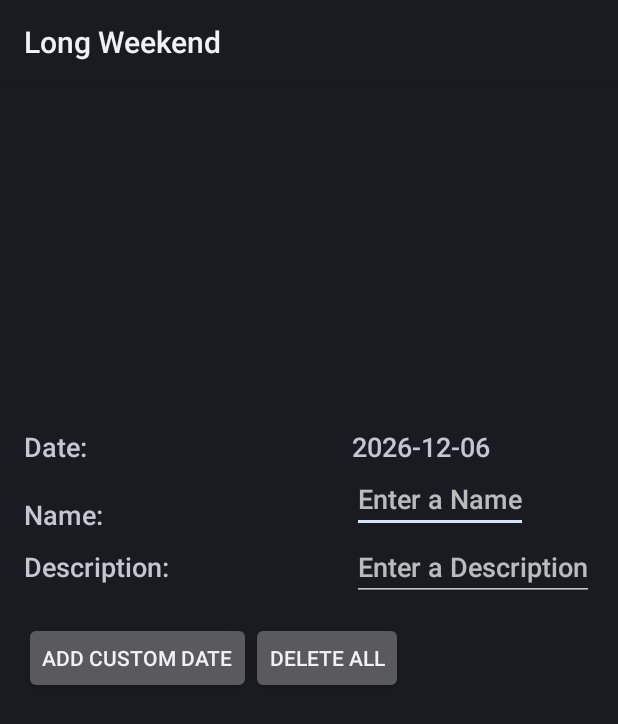
After one commit to foohyfooh/longweekend-android, an Android app: the fragment UserDates shown on its own in the app's theme, on a phone screen of 412 x 824 dp. The commit adds this screen. Shown: the top 724 px of the screen. Run offline under Robolectric (Android 15) with nearby library versions, the phone set to English and light mode, and no system bars.

Commit message:
Added Functionality to send User Dates
Now the user can add dates,  such as birthdays, that will be considered
holidays so that the server can process days other than the standard
holidays, allowing for more personalised long weekends

```diff
--- a/LongWeekend/src/main/java/com/foohyfooh/longweekend/MainActivity.java
+++ b/LongWeekend/src/main/java/com/foohyfooh/longweekend/MainActivity.java
@@ -18,8 +18,8 @@ public class MainActivity extends FragmentActivity implements ActionBar.TabListe
         super.onCreate(savedInstanceState);
         setContentView(R.layout.main);
 
-        Fragment[] fragments = {new LongWeekend(), new HolidaysFrom(), new HolidaysBetween(), new About()};
-        String[] fragmentTitles = {"Long Weekend", "Holidays From", "Holidays Between", "About"};
+        Fragment[] fragments = {new LongWeekend(), new HolidaysFrom(), new HolidaysBetween(), new UserDates(), new About()};
+        String[] fragmentTitles = {"Long Weekend", "Holidays From", "Holidays Between", "Custom Dates", "About"};
         AppSectionsPagerAdapter appSectionsPagerAdapter = new AppSectionsPagerAdapter(getSupportFragmentManager(), fragments);
         final ActionBar actionBar = getActionBar();
         actionBar.setNavigationMode(ActionBar.NAVIGATION_MODE_TABS);
--- /dev/null
+++ b/LongWeekend/src/main/java/com/foohyfooh/longweekend/UserDates.java
@@ -0,0 +1,110 @@
+package com.foohyfooh.longweekend;
+
+import android.content.Context;
+import android.content.SharedPreferences;
+import android.os.Bundle;
+import android.support.v4.app.Fragment;
+import android.support.v4.app.FragmentActivity;
+import android.view.LayoutInflater;
+import android.view.View;
+import android.view.ViewGroup;
+import android.widget.ArrayAdapter;
+import android.widget.EditText;
+import android.widget.ListView;
+import android.widget.TextView;
+import android.widget.Toast;
+
+import org.json.JSONArray;
+import org.json.JSONException;
+import org.json.JSONObject;
+
+import java.util.ArrayList;
+
+public class UserDates extends Fragment implements View.OnClickListener {
+
+    private ListView dates;
+    private ArrayList<String> allDates;
+    private ArrayAdapter<String> adapter;
+    private TextView date;
+    private EditText name, desc;
+    private SharedPreferences preferences;
+    private static final String preference_location = "user_dates";
+
+    @Override
+    public View onCreateView(LayoutInflater inflater, ViewGroup container, Bundle savedInstanceState) {
+        View rootView = inflater.inflate(R.layout.user_dates, container, false);
+        dates = (ListView) rootView.findViewById(R.id.user_dates_custom_dates);
+        setList();
+        dates.setAdapter(adapter);
+        date = (TextView) rootView.findViewById(R.id.user_dates_date);
+        date.setText(Utils.currentDate());
+        date.setOnClickListener(new DatePickerFragment(getActivity(), date));
+        name = (EditText) rootView.findViewById(R.id.user_dates_name);
+        desc = (EditText) rootView.findViewById(R.id.user_dates_desc);
+        rootView.findViewById(R.id.user_dates_add).setOnClickListener(this);
+        rootView.findViewById(R.id.user_dates_delete).setOnClickListener(this);
+        return rootView;
+    }
+
+    private void setList(){
+        preferences = getActivity().getSharedPreferences(preference_location, Context.MODE_PRIVATE);
+        ArrayList<String> values = new ArrayList(preferences.getAll().values());
+        allDates = new ArrayList<String>();
+        for(String value: values){
+            try {
+                JSONObject jsonObject = new JSONObject(value);
+                String nameValue = jsonObject.getString("name");
+                String dateValue = jsonObject.getString("date");
+                String descValue = jsonObject.getString("desc");
+                allDates.add(String.format("Name:%s Date:%s Desc:%s", nameValue, dateValue, descValue));
+            } catch (JSONException e) {
+                e.printStackTrace();
+            }
+        }
+        adapter = new ArrayAdapter<String>(getActivity(),android.R.layout.simple_list_item_1, allDates);
+    }
+
+    public static String getList(FragmentActivity fragmentActivity){
+        SharedPreferences preferences = fragmentActivity.getSharedPreferences(preference_location, Context.MODE_PRIVATE);
+        ArrayList<String> values = new ArrayList(preferences.getAll().values());
+        JSONArray jsonArray = new JSONArray();
+        for(String value: values){
+            try {
+                jsonArray.put(new JSONObject(value));
+            } catch (JSONException e) {
+                e.printStackTrace();
+            }
+        }
+        return jsonArray.toString();
+    }
+
+    @Override
+    public void onClick(View view) {
+        SharedPreferences.Editor editor = preferences.edit();
+        switch (view.getId()){
+            case R.id.user_dates_add:
+                String nameValue = name.getText().toString();
+                String dateValue = date.getText().toString();
+                String descValue = desc.getText().toString();
+
+                if(nameValue.isEmpty() || dateValue.isEmpty() || descValue.isEmpty()){
+                    Toast.makeText(getActivity(), "Sorry but please enter a value in each field", Toast.LENGTH_SHORT).show();
+                    return;
+                }
+
+                allDates.add(String.format("Name:%s Date:%s Desc:%s", nameValue, dateValue, descValue));
+                String newDate = String.format("{name:%s, date:%s, desc:%s}",nameValue, dateValue, descValue);
+                editor.putString(dateValue, newDate);
+                editor.commit();
+                adapter.notifyDataSetChanged();
+                break;
+            case R.id.user_dates_delete:
+                editor.clear();
+                allDates.clear();
+                editor.commit();
+                adapter.notifyDataSetChanged();
+                break;
+        }
+    }
+
+}
--- /dev/null
+++ b/LongWeekend/src/main/res/layout/user_dates.xml
@@ -0,0 +1,100 @@
+<RelativeLayout xmlns:android="http://schemas.android.com/apk/res/android"
+    xmlns:tools="http://schemas.android.com/tools"
+    android:layout_width="match_parent"
+    android:layout_height="match_parent"
+    android:paddingLeft="@dimen/activity_horizontal_margin"
+    android:paddingRight="@dimen/activity_horizontal_margin"
+    android:paddingTop="@dimen/activity_vertical_margin"
+    android:paddingBottom="@dimen/activity_vertical_margin"
+    tools:context=".UserDates">
+
+    <ListView
+            android:layout_width="fill_parent"
+            android:layout_height="200dp"
+            android:id="@+id/user_dates_custom_dates"
+            android:layout_alignParentTop="true"
+            />
+
+    <RelativeLayout
+            android:orientation="horizontal"
+            android:layout_width="fill_parent"
+            android:layout_height="fill_parent"
+            android:layout_below="@+id/user_dates_custom_dates"
+            android:layout_centerHorizontal="true"
+            android:layout_marginTop="13dp">
+
+        <TextView
+                android:layout_width="wrap_content"
+                android:layout_height="wrap_content"
+                android:textAppearance="?android:attr/textAppearanceMedium"
+                android:text="Date: "
+                android:layout_gravity="center_horizontal|top"
+                android:id="@+id/user_dates_date_hint"
+                android:layout_above="@+id/user_dates_name"
+                android:layout_alignParentLeft="true"/>
+
+        <TextView
+                android:layout_width="wrap_content"
+                android:layout_height="wrap_content"
+                android:textAppearance="?android:attr/textAppearanceMedium"
+                android:id="@+id/user_dates_date"
+                android:layout_gravity="center_horizontal|top"
+                android:layout_alignParentTop="true"
+                android:layout_alignLeft="@+id/user_dates_name"
+                android:layout_alignRight="@+id/user_dates_name"/>
+
+        <TextView
+                android:layout_width="wrap_content"
+                android:layout_height="wrap_content"
+                android:textAppearance="?android:attr/textAppearanceMedium"
+                android:text="Name: "
+                android:layout_gravity="center"
+                android:id="@+id/user_dates_name_hint"
+                android:layout_alignBottom="@+id/user_dates_name"
+                android:layout_alignParentLeft="true"/>
+
+        <EditText
+                android:layout_width="wrap_content"
+                android:layout_height="wrap_content"
+                android:id="@+id/user_dates_name"
+                android:singleLine="false"
+                android:hint="Enter a Name"
+                android:layout_below="@+id/user_dates_date"
+                android:layout_alignLeft="@+id/user_dates_desc"/>
+
+        <TextView
+                android:layout_width="wrap_content"
+                android:layout_height="wrap_content"
+                android:textAppearance="?android:attr/textAppearanceMedium"
+                android:text="Description: "
+                android:id="@+id/user_dates_desc_hint"
+                android:layout_alignBaseline="@+id/user_dates_desc"
+                android:layout_alignBottom="@+id/user_dates_desc"
+                android:layout_alignParentLeft="true"/>
+
+        <EditText
+                android:layout_width="wrap_content"
+                android:layout_height="wrap_content"
+                android:id="@+id/user_dates_desc"
+                android:hint="Enter a Description"
+                android:layout_below="@+id/user_dates_name"
+                android:layout_alignParentRight="true"/>
+
+        <Button
+                android:layout_width="wrap_content"
+                android:layout_height="wrap_content"
+                android:text="Add Custom Date"
+                android:id="@+id/user_dates_add"
+                android:layout_below="@+id/user_dates_desc"
+                android:layout_alignParentLeft="true"
+                android:layout_marginTop="14dp"/>
+
+        <Button
+                android:layout_width="wrap_content"
+                android:layout_height="wrap_content"
+                android:text="Delete All"
+                android:id="@+id/user_dates_delete"
+                android:layout_alignTop="@+id/user_dates_add"
+                android:layout_toRightOf="@+id/user_dates_add"/>
+    </RelativeLayout>
+</RelativeLayout>
```
Also changed, not shown: LongWeekend/src/main/java/com/foohyfooh/longweekend/LongWeekend.java (+8 -4 lines), 7 other files.
